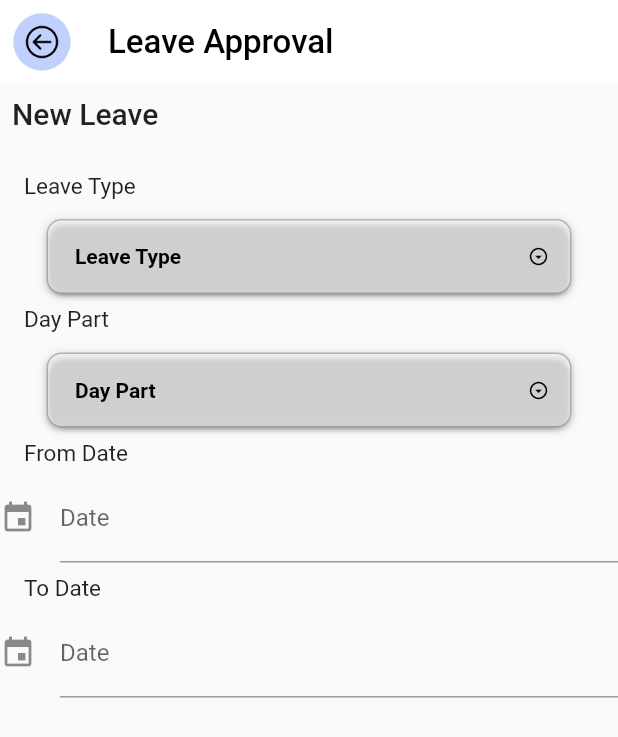
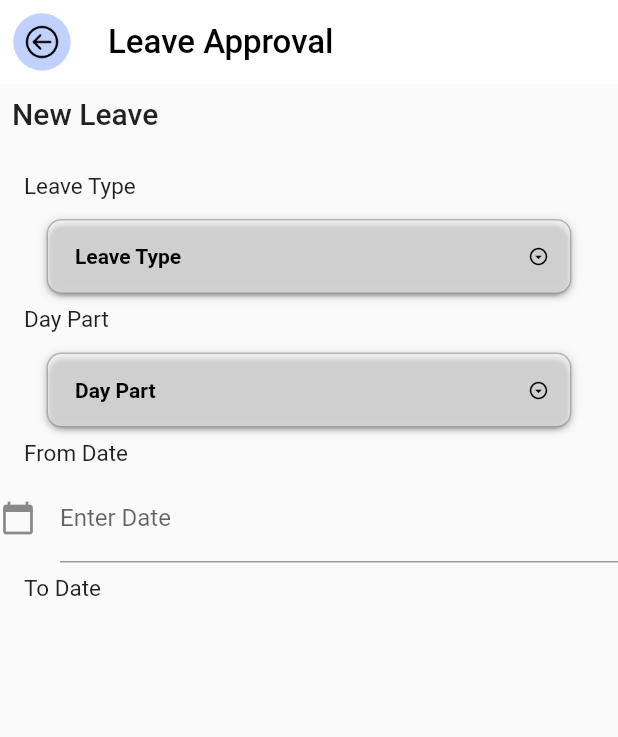
Before and after one commit to funky-dev99/Attendance-System, a Flutter app: the Leave screen opened directly, on a phone screen of 412 x 824 dp. Shown: the top 737 px of the screen. Run offline on Flutter 3.47's test engine with Material 2 defaults, Android fonts, the phone set to English and light mode, and no system bars; drawn by our look-alikes of date_time_picker, dropdown_button2; missing offline and left inert: qr_code_scanner.

Commit message:
Date Picker Update

```diff
--- a/attendance_system/lib/pages/leave.dart
+++ b/attendance_system/lib/pages/leave.dart
@@ -1,37 +1,29 @@
-import 'package:date_time_picker/date_time_picker.dart';
+
 import 'package:dropdown_button2/dropdown_button2.dart';
 import 'package:flutter/material.dart';
 import 'home_page.dart';
+import 'package:intl/intl.dart';
 
-// void main() => runApp(MyApp());
+class Leave extends StatefulWidget {
+  Leave({Key key}) : super(key: key);
 
-// class MyApp extends StatefulWidget {
-//   @override
-//   State<MyApp> createState() => _MyAppState();
-// }
-//
-// class _MyAppState extends State<MyApp> {
-//   @override
-//   Widget build(BuildContext context) {
-//     Localization(
-//       delegates: [
-//         GlobalMaterialLocalizations.delegate,
-//         GlobalWidgetsLocalizations.delegate,
-//       ],
-//       child: MaterialApp(
-//         // Your app's properties and configuration,
-//       ),
-//     );
-//
-//   }
-//
-//   void Localization({List<LocalizationsDelegate<Object>> delegates, MaterialApp child}) {}
-// }
-class Leave extends StatelessWidget {
-  Leave({Key key}) : super(key: key);
-  void setState(Null Function() param0) {}
+  @override
+  State<Leave> createState() => _LeaveState();
+}
+
+class _LeaveState extends State<Leave> {
+  TextEditingController dateController = TextEditingController();
+
+  @override
+  void initState() {
+    dateController.text = ""; //set the initial value of text field
+    super.initState();
+  }
+
+  void LeavesetState(Null Function() param0) {}
 
   String selectedValue1;
+
   List<String> items = [
     'Vacation',
     'Sick',
@@ -40,7 +32,9 @@ class Leave extends StatelessWidget {
 
 
   ];
+
   String selectedValue;
+
   List<String> day_part = [
     'Full Day',
     'Half Day',
@@ -307,24 +301,38 @@ class Leave extends StatelessWidget {
           const SizedBox(
               height: 5.0
           ),
-          DateTimePicker(
-            type: DateTimePickerType.date,
-            //dateMask: 'yyyy/MM/dd',
-            controller: _controller3,
-            //initialValue: _initialValue,
 
-            firstDate: DateTime(2000),
-            lastDate: DateTime(2100),
-            icon: Icon(Icons.event),
-            dateLabelText: 'Date',
-            locale: Locale('pt', 'BR'),
-            onChanged: (val) => setState(() => _valueChanged3 = val),
-            validator: (val) {
-              String _valueToValidate3;
-              setState(() => _valueToValidate3 = val ?? '');
-              return null;
+          TextField(
+
+
+            controller: dateController, //editing controller of this TextField
+            decoration: const InputDecoration(
+
+                icon: Icon(Icons.calendar_today), //icon of text field
+                labelText: "Enter Date" //label text of field
+            ),
+            readOnly: true,  // when true user cannot edit text
+            onTap: () async {
+              DateTime pickedDate = await showDatePicker(
+                  context: context,
+                  initialDate: DateTime.now(), //get today's date
+                  firstDate: DateTime(2000), //DateTime.now() - not to allow to choose before today.
+                  lastDate: DateTime(2101)
+              );
+
+              if(pickedDate != null ){
+                print(pickedDate);  //get the picked date in the format => 2022-07-04 00:00:00.000
+                String formattedDate = DateFormat('yyyy-MM-dd').format(pickedDate); // format date in required form here we use yyyy-MM-dd that means time is removed
+                print(formattedDate); //formatted date output using intl package =>  2022-07-04
+                //You can format date as per your need
+
+                setState(() {
+                  dateController.text = formattedDate; //set foratted date to TextField value.
+                });
+              }else{
+                print("Date is not selected");
+              }
             },
-            onSaved: (val) => setState(() => _valueSaved3 = val ?? ''),
           ),
 
 
@@ -344,24 +352,6 @@ class Leave extends StatelessWidget {
           const SizedBox(
               height: 5.0
           ),
-          DateTimePicker(
-            type: DateTimePickerType.date,
-            //dateMask: 'yyyy/MM/dd',
-            controller: _controller3,
-            //initialValue: _initialValue,
-            firstDate: DateTime(2000),
-            lastDate: DateTime(2100),
-            icon: const Icon(Icons.event),
-            dateLabelText: 'Date',
-            locale: Locale('pt', 'BR'),
-            onChanged: (val) => setState(() => _valueChanged3 = val),
-            validator: (val) {
-              String _valueToValidate3;
-              setState(() => _valueToValidate3 = val ?? '');
-              return null;
-            },
-            onSaved: (val) => setState(() => _valueSaved3 = val ?? ''),
-          ),
 
         ],
       ),
@@ -369,5 +359,4 @@ class Leave extends StatelessWidget {
     );
 
   }
-
 }
--- a/attendance_system/pubspec.yaml
+++ b/attendance_system/pubspec.yaml
@@ -38,7 +38,7 @@ dependencies:
 
 #  mobile_scanner: ^2.1.0
   qr_code_scanner: any
-  hexcolor: ^3.0.1
+
   dropdown_button2: ^2.1.2
   date_time_picker: ^2.1.0
   flutter_localization: ^0.1.10
```
Also changed, not shown: attendance_system/pubspec.lock.
